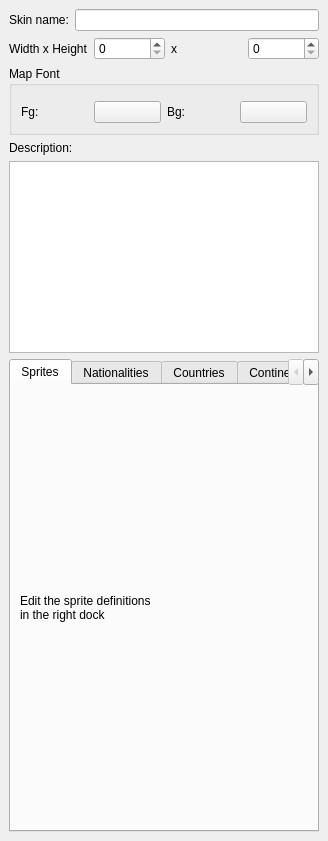
Old version of the form ksirkskineditor/ksirkskindefinition.ui in the repository KDE/ksirk.
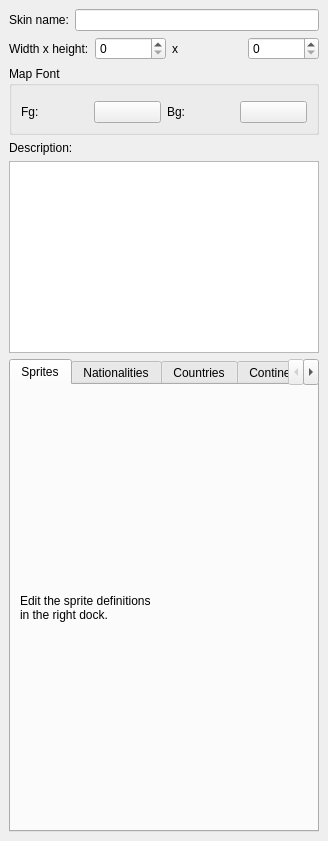
New version of the form. The open tabs and pages were chosen to show the change. Custom widgets are drawn as their Qt base class.

```diff
--- a/ksirkskineditor/ksirkskindefinition.ui
+++ b/ksirkskineditor/ksirkskindefinition.ui
@@ -43,7 +43,7 @@
       <item>
        <widget class="QLabel" name="label" >
         <property name="text" >
-         <string>Width x Height</string>
+         <string>Width x height:</string>
         </property>
        </widget>
       </item>
@@ -181,7 +181,7 @@
          <widget class="QLabel" name="label_7" >
           <property name="text" >
            <string>Edit the sprite definitions
-in the right dock</string>
+in the right dock.</string>
           </property>
          </widget>
         </item>
```
